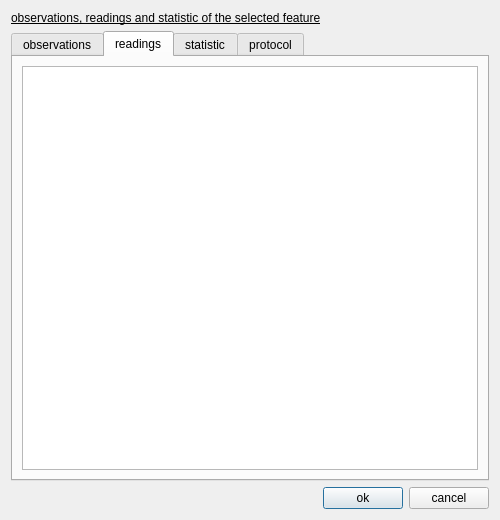
Before: the Qt Designer form ui/featuredata.ui in OpenIndy/OpenIndy, drawn with Qt 5.
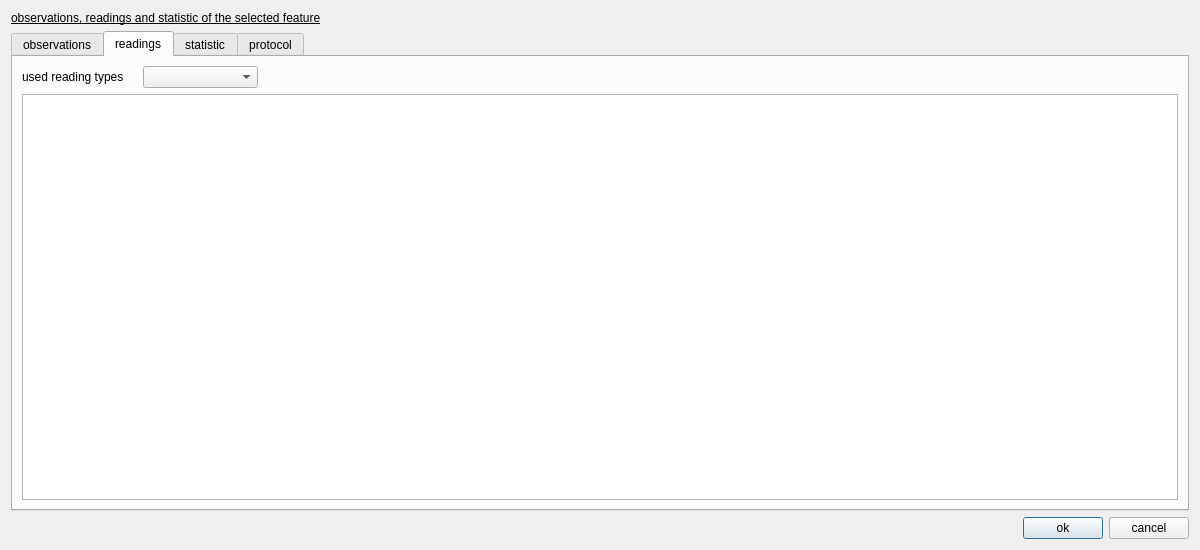
After: the same form once the commit is applied. The open tabs and pages were chosen to show the change.

Commit message: added proxy model for displaying observations and readings in the feature data dialog. readings are now seperated by their type. only one type can be displayed at one time. added the column names for readings and observations to the guiConfiguration class so all changes in the columns only have to be done there. bugfix geometry, where reading types have not been saved correctly. bugfix pseudotracker measure cartesian. #86

The edit to the form file:
```diff
--- a/ui/featuredata.ui
+++ b/ui/featuredata.ui
@@ -6,8 +6,8 @@
    <rect>
     <x>0</x>
     <y>0</y>
-    <width>500</width>
-    <height>520</height>
+    <width>1200</width>
+    <height>550</height>
    </rect>
   </property>
   <property name="windowTitle">
@@ -41,6 +41,33 @@
        <string>readings</string>
       </attribute>
       <layout class="QVBoxLayout" name="verticalLayout_3">
+       <item>
+        <layout class="QHBoxLayout" name="horizontalLayout_3" stretch="1,1,8">
+         <item>
+          <widget class="QLabel" name="label_readings">
+           <property name="text">
+            <string>used reading types</string>
+           </property>
+          </widget>
+         </item>
+         <item>
+          <widget class="QComboBox" name="comboBox_readings"/>
+         </item>
+         <item>
+          <spacer name="horizontalSpacer_2">
+           <property name="orientation">
+            <enum>Qt::Horizontal</enum>
+           </property>
+           <property name="sizeHint" stdset="0">
+            <size>
+             <width>40</width>
+             <height>20</height>
+            </size>
+           </property>
+          </spacer>
+         </item>
+        </layout>
+       </item>
        <item>
         <widget class="QTableView" name="tableView_readings"/>
        </item>
```
Left out of the diff: 2 changed lines with no effect on the pictures. The commit also changes 20 other files.
